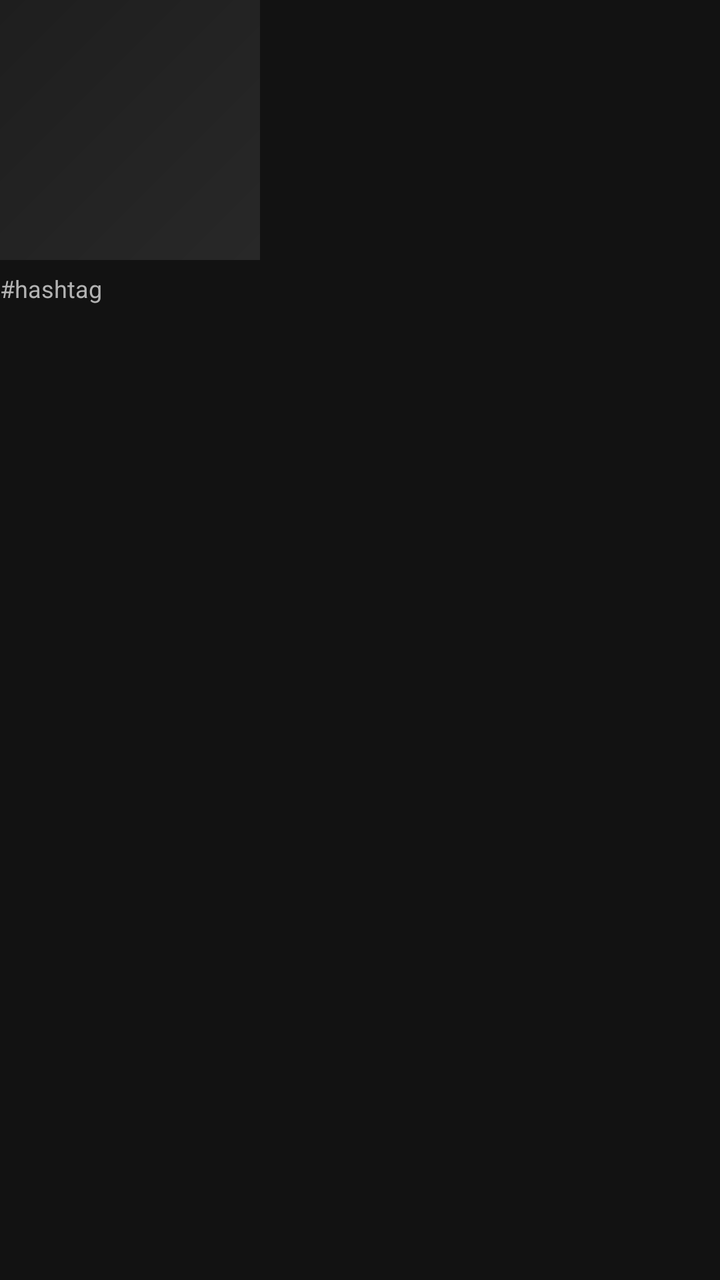
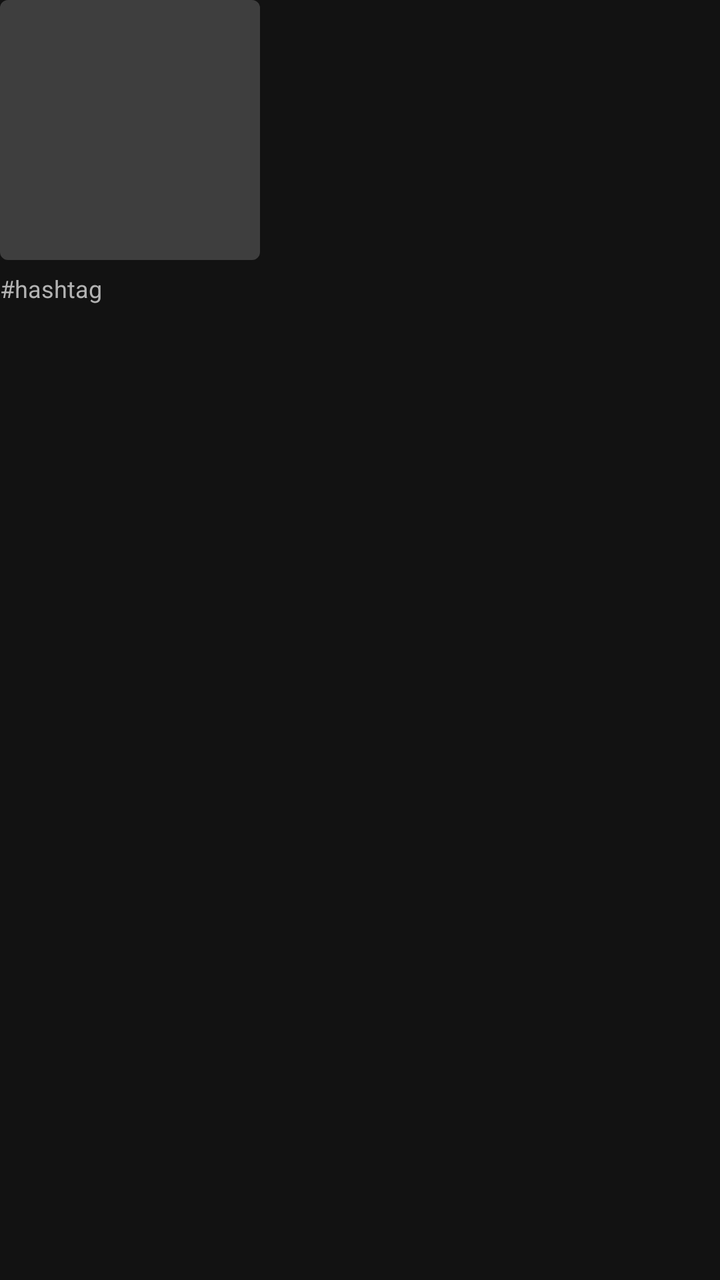

Screens rendered from an Android XML layout before and after an edit, with the pre-edit source and the edit as a unified diff.
<!-- AndroidManifest.xml: application theme Theme.MusicStreamingApp -->
<!-- res/layout/item_explore_card.xml -->
<?xml version="1.0" encoding="utf-8"?>
<LinearLayout xmlns:android="http://schemas.android.com/apk/res/android"
    android:layout_width="130dp"
    android:layout_height="wrap_content"
    android:layout_marginEnd="14dp"
    android:orientation="vertical">

    <ImageView
        android:id="@+id/iv_explore_cover"
        android:layout_width="130dp"
        android:layout_height="130dp"
        android:background="@drawable/placeholder_gradient"
        android:scaleType="centerCrop"/>

    <TextView
        android:id="@+id/tv_explore_tag"
        android:layout_width="match_parent"
        android:layout_height="wrap_content"
        android:layout_marginTop="6dp"
        android:maxLines="1"
        android:ellipsize="end"
        android:text="#hashtag"
        android:textColor="@color/text_secondary"
        android:textSize="12sp"/>
</LinearLayout>
<!-- resources referenced by this layout -->
<resources>
  <color name="text_secondary">#B3B3B3</color>
  <!-- drawable placeholder_gradient (drawable) -->
  <?xml version="1.0" encoding="utf-8"?>
  <shape xmlns:android="http://schemas.android.com/apk/res/android"
      android:shape="rectangle">
      <gradient
          android:angle="135"
          android:startColor="#282828"
          android:endColor="#1E1E1E"
          android:type="linear" />
  </shape>
  <style name="Theme.MusicStreamingApp" parent="Theme.MaterialComponents.DayNight.NoActionBar">
          <item name="colorPrimary">@color/spotify_green</item>
          <item name="colorPrimaryDark">@color/spotify_black</item>
          <item name="colorAccent">@color/spotify_green</item>
          <item name="android:windowBackground">@color/spotify_black</item>
          <item name="android:statusBarColor">@color/spotify_black</item>
          <item name="android:navigationBarColor">@color/spotify_dark</item>
          <item name="android:textColor">@color/spotify_white</item>
          <item name="android:textColorPrimary">@color/spotify_white</item>
          <item name="android:textColorSecondary">@color/spotify_gray</item>
          <item name="android:fontFamily">@font/montserrat</item>
          <item name="fontFamily">@font/montserrat</item>
          <item name="android:windowDrawsSystemBarBackgrounds">true</item>
          <item name="android:windowLightStatusBar">false</item>
          <item name="android:windowTranslucentStatus">false</item>
          <item name="android:windowTranslucentNavigation">false</item>
          <item name="android:colorControlHighlight">#33FFFFFF</item>
          <item name="bottomNavigationStyle">@style/BottomNavStyle</item>
      </style>
  <color name="spotify_green">#1DB954</color>
  <color name="spotify_black">#121212</color>
  <color name="spotify_dark">#191414</color>
  <color name="spotify_white">#FFFFFF</color>
  <color name="spotify_gray">#B3B3B3</color>
  <style name="BottomNavStyle" parent="Widget.MaterialComponents.BottomNavigationView">
          <item name="android:background">@color/spotify_dark</item>
          <item name="itemIconTint">@color/bottom_nav_tint</item>
          <item name="itemTextColor">@color/bottom_nav_tint</item>
          <item name="elevation">8dp</item>
      </style>
</resources>

<!-- the commit's change to res/layout/item_explore_card.xml (unified diff, before → after) -->
@@ -5,12 +5,14 @@
     android:layout_marginEnd="14dp"
     android:orientation="vertical">
 
-    <ImageView
+    <com.google.android.material.imageview.ShapeableImageView
+        xmlns:app="http://schemas.android.com/apk/res-auto"
         android:id="@+id/iv_explore_cover"
         android:layout_width="130dp"
         android:layout_height="130dp"
-        android:background="@drawable/placeholder_gradient"
-        android:scaleType="centerCrop"/>
+        android:background="@color/spotify_elevated"
+        android:scaleType="centerCrop"
+        app:shapeAppearanceOverlay="@style/ShapeAppearance.Spotify.Rounded4"/>
 
     <TextView
         android:id="@+id/tv_explore_tag"
<!-- resource entries referenced after the edit -->
@@ -1,16 +1,11 @@
 <!-- resources referenced by this layout -->
 <resources>
+  <color name="spotify_elevated">#3E3E3E</color>
   <color name="text_secondary">#B3B3B3</color>
-  <!-- drawable placeholder_gradient (drawable) -->
-  <?xml version="1.0" encoding="utf-8"?>
-  <shape xmlns:android="http://schemas.android.com/apk/res/android"
-      android:shape="rectangle">
-      <gradient
-          android:angle="135"
-          android:startColor="#282828"
-          android:endColor="#1E1E1E"
-          android:type="linear" />
-  </shape>
+  <style name="ShapeAppearance.Spotify.Rounded4" parent="">
+          <item name="cornerFamily">rounded</item>
+          <item name="cornerSize">4dp</item>
+      </style>
   <style name="Theme.MusicStreamingApp" parent="Theme.MaterialComponents.DayNight.NoActionBar">
           <item name="colorPrimary">@color/spotify_green</item>
           <item name="colorPrimaryDark">@color/spotify_black</item>
